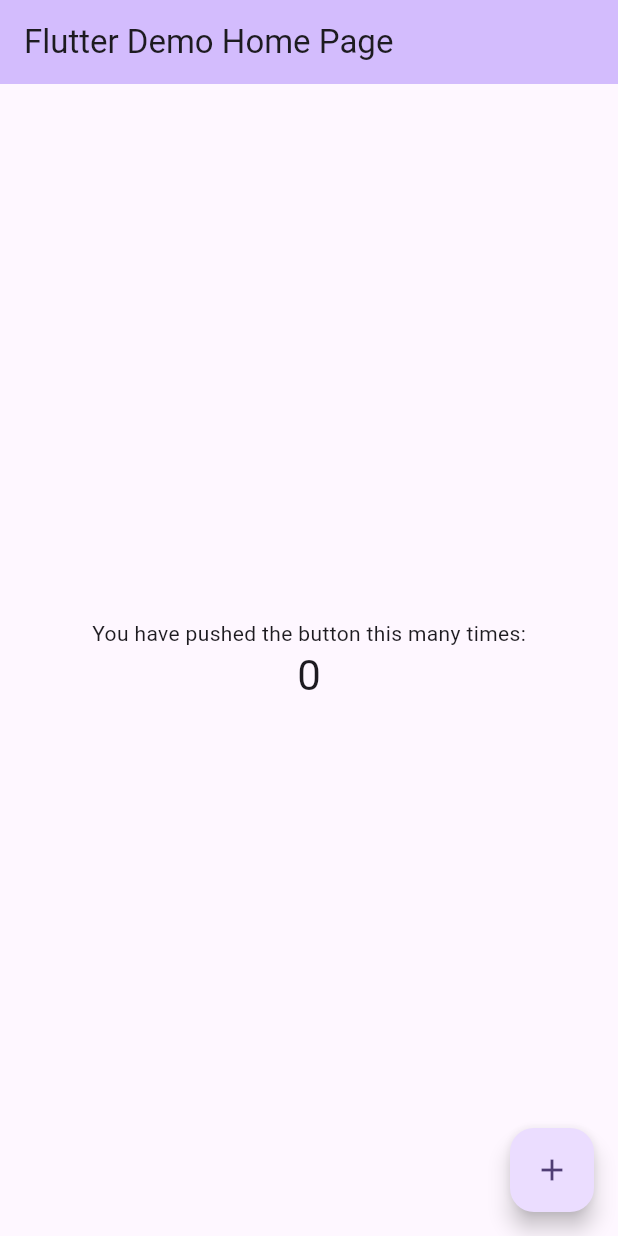
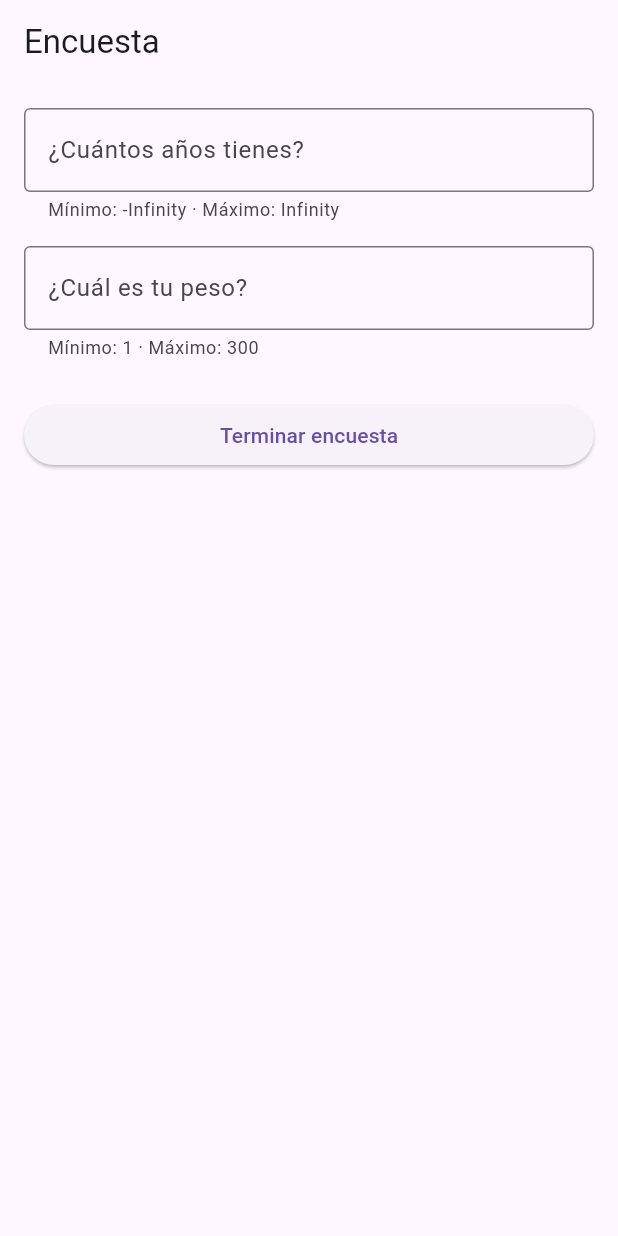
Before and after one commit to SADE-RV95/proyecto_ENCUESTA_I-AZAOM, a Flutter app: the screen it shows after launch, on a phone screen of 412 x 824 dp. Run offline on Flutter 3.47's test engine with Material 3 defaults, Android fonts, the phone set to English and light mode, and no system bars.

Commit message:
Ya se tiene la estructura basica para crear los widgets y obtener los valores. falta la db y luego implementar el resto de tipos de pregunta

```diff
--- a/encuestas_uni/lib/main.dart
+++ b/encuestas_uni/lib/main.dart
@@ -1,122 +1,10 @@
+import 'package:encuestas_uni/screens/encuesta_screen.dart';
 import 'package:flutter/material.dart';
 
 void main() {
-  runApp(const MyApp());
+  runApp(
+    MaterialApp(
+      home: EncuestaScreen(),
+    ),
+  );
 }
-
-class MyApp extends StatelessWidget {
-  const MyApp({super.key});
-
-  // This widget is the root of your application.
-  @override
-  Widget build(BuildContext context) {
-    return MaterialApp(
-      title: 'Flutter Demo',
-      theme: ThemeData(
-        // This is the theme of your application.
-        //
-        // TRY THIS: Try running your application with "flutter run". You'll see
-        // the application has a purple toolbar. Then, without quitting the app,
-        // try changing the seedColor in the colorScheme below to Colors.green
-        // and then invoke "hot reload" (save your changes or press the "hot
-        // reload" button in a Flutter-supported IDE, or press "r" if you used
-        // the command line to start the app).
-        //
-        // Notice that the counter didn't reset back to zero; the application
-        // state is not lost during the reload. To reset the state, use hot
-        // restart instead.
-        //
-        // This works for code too, not just values: Most code changes can be
-        // tested with just a hot reload.
-        colorScheme: .fromSeed(seedColor: Colors.deepPurple),
-      ),
-      home: const MyHomePage(title: 'Flutter Demo Home Page'),
-    );
-  }
-}
-
-class MyHomePage extends StatefulWidget {
-  const MyHomePage({super.key, required this.title});
-
-  // This widget is the home page of your application. It is stateful, meaning
-  // that it has a State object (defined below) that contains fields that affect
-  // how it looks.
-
-  // This class is the configuration for the state. It holds the values (in this
-  // case the title) provided by the parent (in this case the App widget) and
-  // used by the build method of the State. Fields in a Widget subclass are
-  // always marked "final".
-
-  final String title;
-
-  @override
-  State<MyHomePage> createState() => _MyHomePageState();
-}
-
-class _MyHomePageState extends State<MyHomePage> {
-  int _counter = 0;
-
-  void _incrementCounter() {
-    setState(() {
-      // This call to setState tells the Flutter framework that something has
-      // changed in this State, which causes it to rerun the build method below
-      // so that the display can reflect the updated values. If we changed
-      // _counter without calling setState(), then the build method would not be
-      // called again, and so nothing would appear to happen.
-      _counter++;
-    });
-  }
-
-  @override
-  Widget build(BuildContext context) {
-    // This method is rerun every time setState is called, for instance as done
-    // by the _incrementCounter method above.
-    //
-    // The Flutter framework has been optimized to make rerunning build methods
-    // fast, so that you can just rebuild anything that needs updating rather
-    // than having to individually change instances of widgets.
-    return Scaffold(
-      appBar: AppBar(
-        // TRY THIS: Try changing the color here to a specific color (to
-        // Colors.amber, perhaps?) and trigger a hot reload to see the AppBar
-        // change color while the other colors stay the same.
-        backgroundColor: Theme.of(context).colorScheme.inversePrimary,
-        // Here we take the value from the MyHomePage object that was created by
-        // the App.build method, and use it to set our appbar title.
-        title: Text(widget.title),
-      ),
-      body: Center(
-        // Center is a layout widget. It takes a single child and positions it
-        // in the middle of the parent.
-        child: Column(
-          // Column is also a layout widget. It takes a list of children and
-          // arranges them vertically. By default, it sizes itself to fit its
-          // children horizontally, and tries to be as tall as its parent.
-          //
-          // Column has various properties to control how it sizes itself and
-          // how it positions its children. Here we use mainAxisAlignment to
-          // center the children vertically; the main axis here is the vertical
-          // axis because Columns are vertical (the cross axis would be
-          // horizontal).
-          //
-          // TRY THIS: Invoke "debug painting" (choose the "Toggle Debug Paint"
-          // action in the IDE, or press "p" in the console), to see the
-          // wireframe for each widget.
-          mainAxisAlignment: .center,
-          children: [
-            const Text('You have pushed the button this many times:'),
-            Text(
-              '$_counter',
-              style: Theme.of(context).textTheme.headlineMedium,
-            ),
-          ],
-        ),
-      ),
-      floatingActionButton: FloatingActionButton(
-        onPressed: _incrementCounter,
-        tooltip: 'Increment',
-        child: const Icon(Icons.add),
-      ),
-    );
-  }
-}
--- /dev/null
+++ b/encuestas_uni/lib/models/preguntas_encuesta.dart
@@ -0,0 +1,15 @@
+import 'package:encuestas_uni/models/tipos_preguntas.dart';
+
+class PreguntasEncuesta {
+  final String id;
+  final String pregunta_texto;
+  final TipoPregunta tipo;
+  final bool opcional;
+
+  const PreguntasEncuesta({
+    required this.id,
+    required this.pregunta_texto,
+    required this.tipo,
+    this.opcional = false,
+    });
+}
--- /dev/null
+++ b/encuestas_uni/lib/models/tipos_preguntas.dart
@@ -0,0 +1,53 @@
+// Esta es la clase base para los tipos de preguntas
+// Se tiene asi para asegurar que se defina validar apropiadamente en cada tipo
+abstract class TipoPregunta {
+  bool respuesta_valida(Object? respuesta);
+}
+
+
+
+class Numerica extends TipoPregunta{
+  final num min;
+  final num max;
+  final bool solo_enteros;
+
+  // Constructor vacio
+  Numerica({
+  required this.min,
+  required this.max,
+  this.solo_enteros = false,
+  }) {
+    if (min > max) {
+      throw ArgumentError(
+        'El mínimo no puede ser mayor que el máximo',
+      );
+    }
+  }
+  // Constructor para solo enteros
+  Numerica.enteros({
+    this.min = -double.infinity,
+    this.max = double.infinity,
+    this.solo_enteros = true,
+  });
+
+
+  @override
+  bool respuesta_valida(Object? respuesta) {
+    if (respuesta is! num) {
+      print('Debes introducir un número');
+      return false;
+    }
+
+    if (respuesta < min || respuesta > max) {
+      print('El valor debe estar entre $min y $max');
+      return false;
+    }
+
+    if (solo_enteros && respuesta % 1 != 0) {
+      print('Debes introducir un número entero');
+      return false;
+    }
+
+    return true;
+  }
+}
--- /dev/null
+++ b/encuestas_uni/lib/screens/encuesta_screen.dart
@@ -0,0 +1,87 @@
+import 'package:encuestas_uni/models/preguntas_encuesta.dart';
+import 'package:encuestas_uni/models/tipos_preguntas.dart';
+import 'package:encuestas_uni/widgets/pregunta_numerica.dart';
+import 'package:encuestas_uni/controllers/encuesta_controller.dart';
+import 'package:flutter/material.dart';
+
+class EncuestaScreen extends StatefulWidget {
+  const EncuestaScreen({super.key});
+
+  @override
+  State<EncuestaScreen> createState() => _EncuestaScreenState();
+}
+
+class _EncuestaScreenState extends State<EncuestaScreen> {
+
+  // Una única instancia del controlador para toda la encuesta.
+  final EncuestaController controlador = EncuestaController();
+
+  final List<PreguntasEncuesta> preguntas = [
+    PreguntasEncuesta(
+      id: 'edad',
+      pregunta_texto: '¿Cuántos años tienes?',
+      tipo: Numerica.enteros(),
+    ),
+    PreguntasEncuesta(
+      id: 'peso',
+      pregunta_texto: '¿Cuál es tu peso?',
+      tipo: Numerica(min: 1, max: 300),
+    ),
+  ];
+
+  // Decide qué widget corresponde a cada pregunta.
+  Widget crearPregunta(PreguntasEncuesta pregunta) {
+    if (pregunta.tipo is Numerica) {
+      return PreguntaNumericaWidget(
+        pregunta: pregunta,
+        controlador: controlador,
+      );
+    }
+
+    return const SizedBox.shrink();
+  }
+
+  // Finaliza y recopila las respuestas.
+  void terminarEncuesta() {
+    final respuestas = controlador.finalizar();
+
+    if (respuestas == null) {
+      ScaffoldMessenger.of(context).showSnackBar(
+        const SnackBar(
+          content: Text('Revisa las respuestas de la encuesta'),
+        ),
+      );
+      return;
+    }
+
+    print(respuestas);
+  }
+
+  @override
+  Widget build(BuildContext context) {
+    return Scaffold(
+      appBar: AppBar(
+        title: const Text('Encuesta'),
+      ),
+
+      body: ListView(
+        padding: const EdgeInsets.all(16),
+
+        children: [
+          for (final pregunta in preguntas)
+            Padding(
+              padding: const EdgeInsets.only(bottom: 16),
+              child: crearPregunta(pregunta),
+            ),
+
+          const SizedBox(height: 10),
+
+          ElevatedButton(
+            onPressed: terminarEncuesta,
+            child: const Text('Terminar encuesta'),
+          ),
+        ],
+      ),
+    );
+  }
+}
--- /dev/null
+++ b/encuestas_uni/lib/widgets/pregunta_numerica.dart
@@ -0,0 +1,97 @@
+
+import 'package:encuestas_uni/controllers/encuesta_controller.dart';
+import 'package:encuestas_uni/models/preguntas_encuesta.dart';
+import 'package:encuestas_uni/models/tipos_preguntas.dart';
+import 'package:flutter/material.dart';
+import 'package:encuestas_uni/widgets/pregunta_widget.dart';
+
+class PreguntaNumericaWidget extends StatefulWidget {
+  final PreguntasEncuesta pregunta;
+  final EncuestaController controlador;
+
+  const PreguntaNumericaWidget({
+    super.key,
+    required this.pregunta,
+    required this.controlador,
+  });
+
+  @override
+  State<PreguntaNumericaWidget> createState() =>
+      _PreguntaNumericaWidgetState();
+}
+
+class _PreguntaNumericaWidgetState
+    extends State<PreguntaNumericaWidget>
+    implements PreguntaWidget {
+
+  final TextEditingController _controlTexto = TextEditingController();
+
+  String? _error;
+
+  @override
+  String get preguntaId => widget.pregunta.id;
+
+  @override
+  void initState() {
+    super.initState();
+    widget.controlador.registrar(this);
+  }
+
+  @override
+  bool respuesta_valida() {
+    final tipo = widget.pregunta.tipo as Numerica;
+
+    // Convertimos el texto a número antes de validarlo.
+    final texto = _controlTexto.text.trim();
+    final numero = num.tryParse(texto);
+
+    if (numero == null || !tipo.respuesta_valida(numero)) {
+      _limpiarRespuesta();
+      return false;
+    }
+
+    setState(() {
+      _error = null;
+    });
+
+    return true;
+  }
+
+  @override
+  Object? leerRespuesta() {
+    return num.tryParse(_controlTexto.text.trim());
+  }
+
+  void _limpiarRespuesta() {
+    setState(() {
+      _controlTexto.clear();
+      _error = 'Respuesta inválida';
+    });
+  }
+
+  @override
+  void dispose() {
+    widget.controlador.desregistrar(preguntaId);
+    _controlTexto.dispose();
+    super.dispose();
+  }
+
+  @override
+  Widget build(BuildContext context) {
+    final tipo = widget.pregunta.tipo as Numerica;
+
+    return TextField(
+      controller: _controlTexto,
+      keyboardType: const TextInputType.numberWithOptions(
+        decimal: true,
+        signed: true,
+      ),
+      decoration: InputDecoration(
+        labelText: widget.pregunta.pregunta_texto,
+        helperText: 'Mínimo: ${tipo.min} · Máximo: ${tipo.max}',
+        errorText: _error,
+        border: const OutlineInputBorder(),
+      ),
+    );
+  }
+}
--- /dev/null
+++ b/encuestas_uni/lib/widgets/pregunta_widget.dart
@@ -0,0 +1,7 @@
+abstract class PreguntaWidget {
+  String get preguntaId;
+
+  bool respuesta_valida();
+
+  Object? leerRespuesta();
+}
```
Also changed, not shown: encuestas_uni/lib/controllers/encuesta_controller.dart (added, +32 -0 lines), encuestas_uni/lib/screens/formularioencuesta.dart (deleted, +0 -20 lines).
